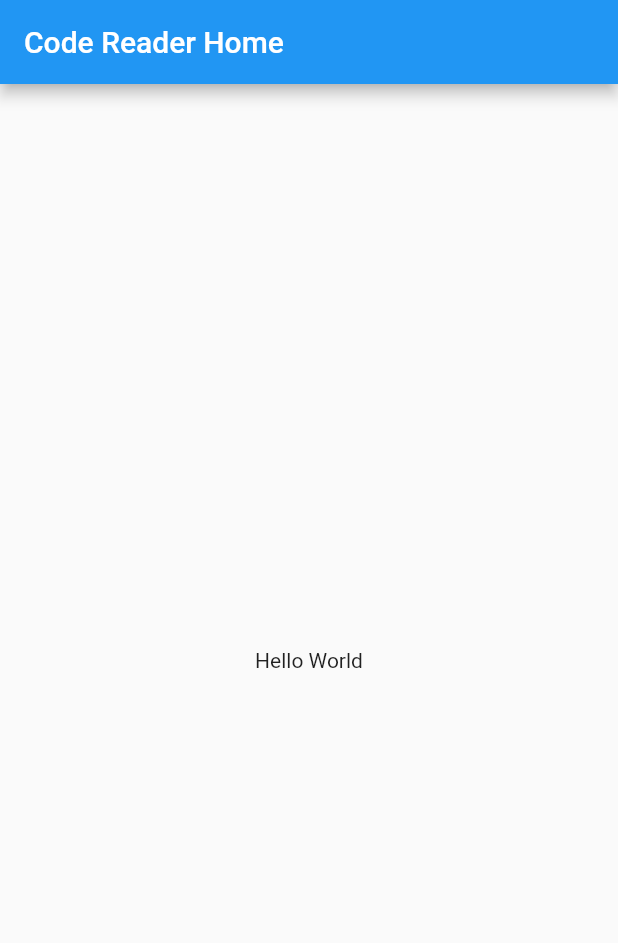
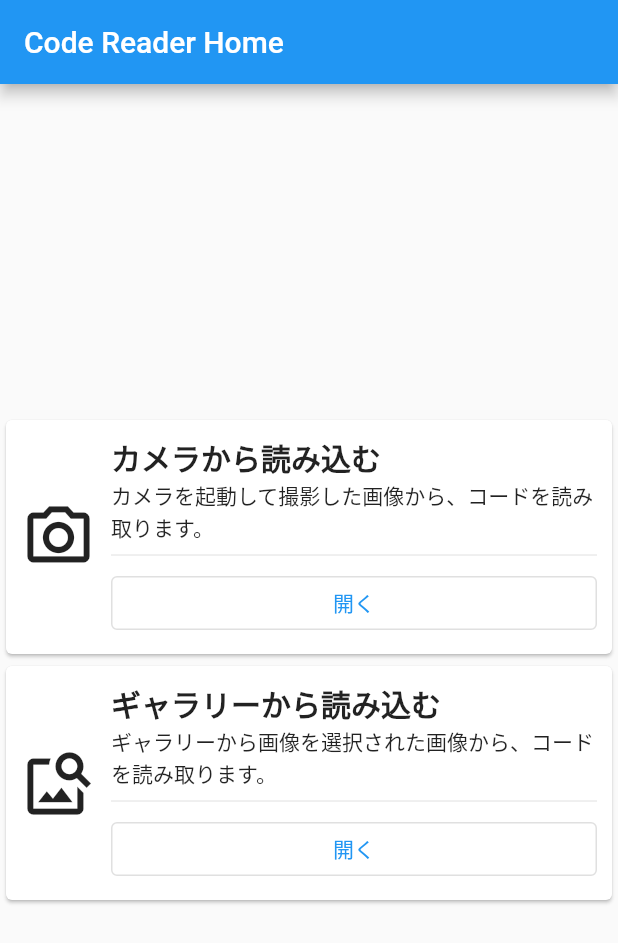
Before and after one commit to yuchan2215/flutterCodeScan, a Flutter app: the screen it shows after launch, on a phone screen of 412 x 824 dp. Shown: the top 943 px of the screen. Run offline on Flutter 3.47's test engine with Material 2 defaults, Android fonts, the phone set to English and light mode, and no system bars.

Commit message:
[add] トップページのレイアウトを作成

```diff
--- a/lib/widgets/mainPage.dart
+++ b/lib/widgets/mainPage.dart
@@ -3,16 +3,81 @@ import 'package:flutter/material.dart';
 import '../app.dart';
 
 class MyHomePageState extends State<MyHomePage> {
-
   @override
   Widget build(BuildContext context) {
     return Scaffold(
       appBar: AppBar(
         title: Text(widget.title),
       ),
-      body: const Center(
-        child: Text(
-          "Hello World",
+      body: SafeArea(
+        child: Column(
+          children: [
+            Expanded(child: Container()),
+            getCard(
+              title: "カメラから読み込む",
+              description: "カメラを起動して撮影した画像から、コードを読み取ります。",
+              icon: Icons.camera_alt_outlined,
+            ),
+            getCard(
+              title: "ギャラリーから読み込む",
+              description: "ギャラリーから画像を選択された画像から、コードを読み取ります。",
+              icon: Icons.image_search,
+            ),
+            Expanded(child: Container()),
+          ],
+        ),
+      ),
+    );
+  }
+
+  Card getCard(
+      {required String title,
+      required String description,
+      required IconData icon}) {
+    return Card(
+      child: Padding(
+        padding: const EdgeInsets.all(10.0),
+        child: ConstrainedBox(
+          constraints: const BoxConstraints(minHeight: 100.0),
+          child: Row(
+            crossAxisAlignment: CrossAxisAlignment.center,
+            children: [
+              Icon(
+                icon,
+                size: 50.0,
+              ),
+              const SizedBox(
+                width: 10.0,
+              ),
+              Expanded(
+                child: Column(
+                  crossAxisAlignment: CrossAxisAlignment.start,
+                  children: [
+                    Text(
+                      title,
+                      style: const TextStyle(
+                        fontSize: 20.0,
+                        fontWeight: FontWeight.bold,
+                      ),
+                      softWrap: true,
+                    ),
+                    Text(
+                      description,
+                      softWrap: true,
+                    ),
+                    const Divider(),
+                    Container(
+                      width: double.infinity,
+                      child: OutlinedButton(
+                        onPressed: () {},
+                        child: const Text("開く"),
+                      ),
+                    )
+                  ],
+                ),
+              )
+            ],
+          ),
         ),
       ),
     );
```
